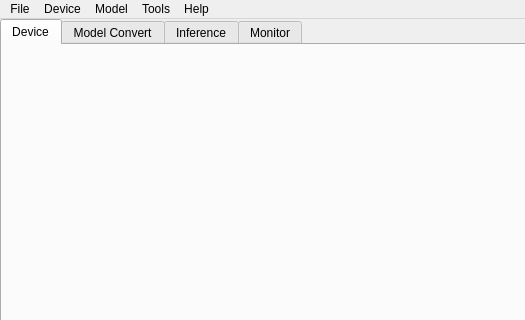
The window that HailoRT-Ui/ui/main_window.ui (kuks2309/Hailo-H8) describes before a commit, drawn with Qt 5; both pictures show x 0 to 525 and y 0 to 320 of the 1200 by 800 pixel window.
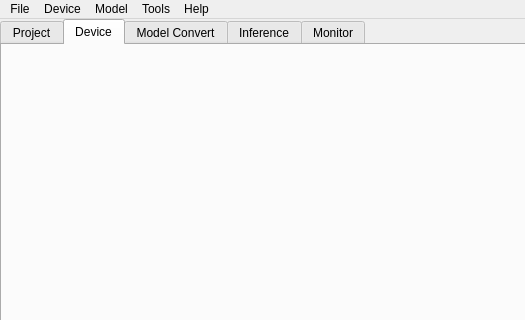
The same window after the commit. The open tabs and pages were chosen to show the change.

Commit message:
Add Project tab, YOLOv8-seg support, and seg auto-detection pipeline
- Add Project tab with dataset structure detection and auto-path configuration
- Implement YOLOv8-seg inference with instance mask overlay visualization
- Auto-detect seg models from ONNX structure (cv4 + proto nodes)
- Fix HEF compilation to include all 10 seg end nodes automatically
- Add normalization alls script to SDK compilation path
- Add recompile_seg_hef.py utility script for manual seg HEF compilation
- Update setup scripts, styles, and issue fix documentation

Patch:
```diff
--- a/HailoRT-Ui/ui/main_window.ui
+++ b/HailoRT-Ui/ui/main_window.ui
@@ -35,6 +35,11 @@
       <property name="currentIndex">
        <number>0</number>
       </property>
+      <widget class="QWidget" name="tab_project">
+       <attribute name="title">
+        <string>Project</string>
+       </attribute>
+      </widget>
       <widget class="QWidget" name="tab_device">
        <attribute name="title">
         <string>Device</string>
```
Left out of the diff: 6 changed lines with no effect on the pictures. The commit also changes 16 other files.
